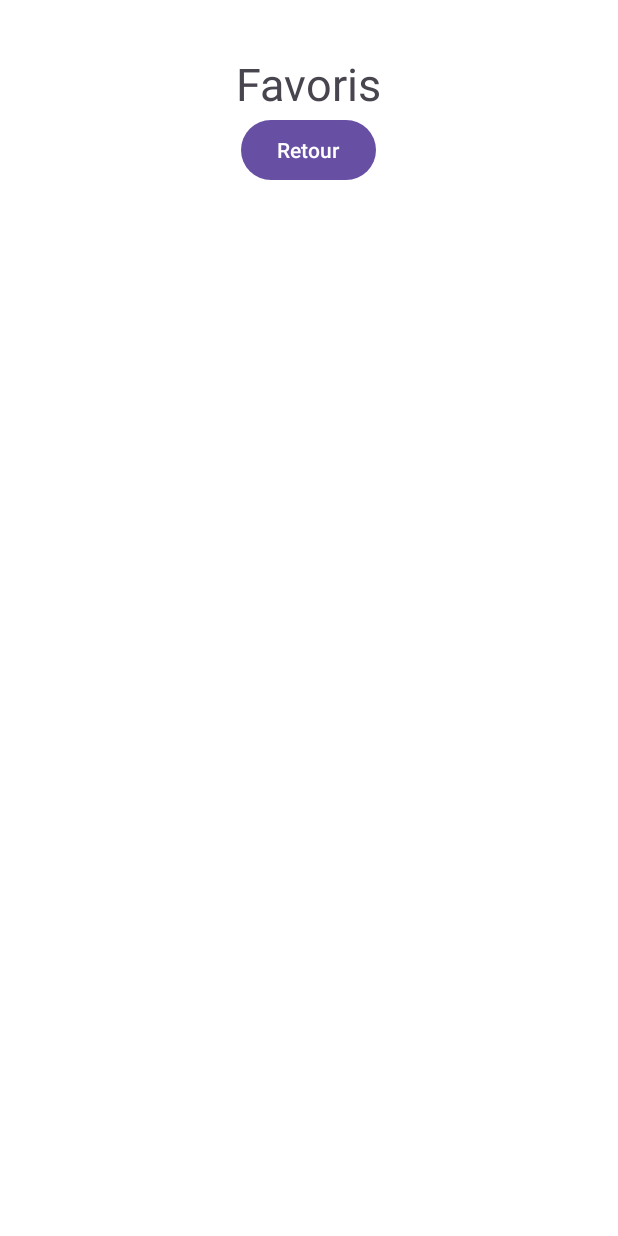
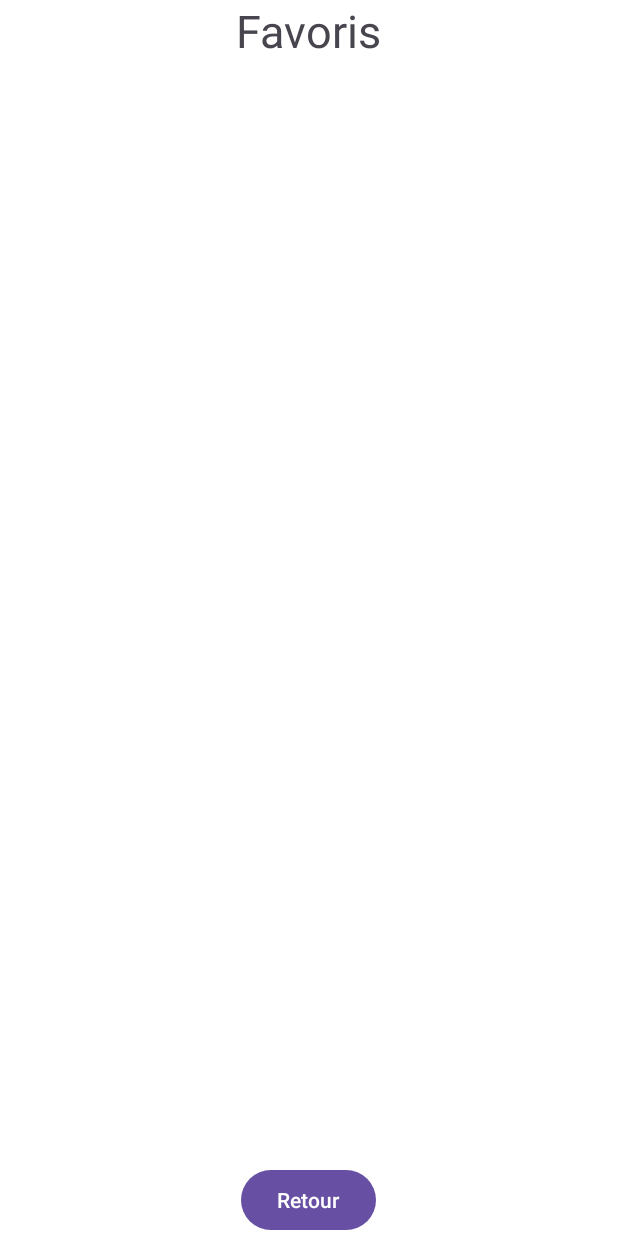
Before and after one commit to Pharmeo/Pharmeo-Mobile, an Android app: the Favoris screen opened directly, with no data from a screen before it, on a phone screen of 412 x 824 dp. Run offline under Robolectric (Android 15) with nearby library versions, the phone set to English and light mode, and no system bars.

```diff
--- a/app/src/main/res/layout/favoris.xml
+++ b/app/src/main/res/layout/favoris.xml
@@ -1,46 +1,35 @@
 <?xml version="1.0" encoding="utf-8"?>
-<LinearLayout xmlns:android="http://schemas.android.com/apk/res/android"
+<RelativeLayout xmlns:android="http://schemas.android.com/apk/res/android"
     xmlns:app="http://schemas.android.com/apk/res-auto"
     xmlns:tools="http://schemas.android.com/tools"
     android:id="@+id/main"
     android:layout_width="match_parent"
     android:layout_height="match_parent"
     android:background="@color/white"
-    android:orientation="vertical"
     tools:context=".Favoris">
-
-    <Space
-        android:layout_width="match_parent"
-        android:layout_height="35dp" />
 
     <TextView
         android:id="@+id/textView18"
         android:layout_width="wrap_content"
         android:layout_height="wrap_content"
-        android:layout_gravity="center"
+        android:layout_centerHorizontal="true"
         android:text="Favoris"
-        android:textSize="30dp" />
-
-    <LinearLayout
-        android:layout_width="wrap_content"
-        android:layout_height="wrap_content"
-        android:layout_gravity="center"
-        android:orientation="vertical">
+        android:textSize="30sp" />
 
     <ListView
         android:id="@+id/listViewFavoris"
-            android:layout_width="wrap_content"
+        android:layout_width="match_parent"
         android:layout_height="0dp"
-            android:layout_weight="1">
-
-        </ListView>
+        android:layout_above="@+id/button6"
+        android:layout_below="@+id/textView18"
+        android:layout_weight="1" />
 
     <Button
         android:id="@+id/button6"
-            android:layout_gravity="center"
         android:layout_width="wrap_content"
         android:layout_height="wrap_content"
+        android:layout_alignParentBottom="true"
+        android:layout_centerHorizontal="true"
         android:text="Retour" />
-    </LinearLayout>
 
-</LinearLayout>
+</RelativeLayout>
```
Also changed, not shown: app/src/main/java/com/kyoxsu/testandroidstudio/Favoris.java (+22 -15 lines). Lines whose indentation alone changed are shown as unchanged.
